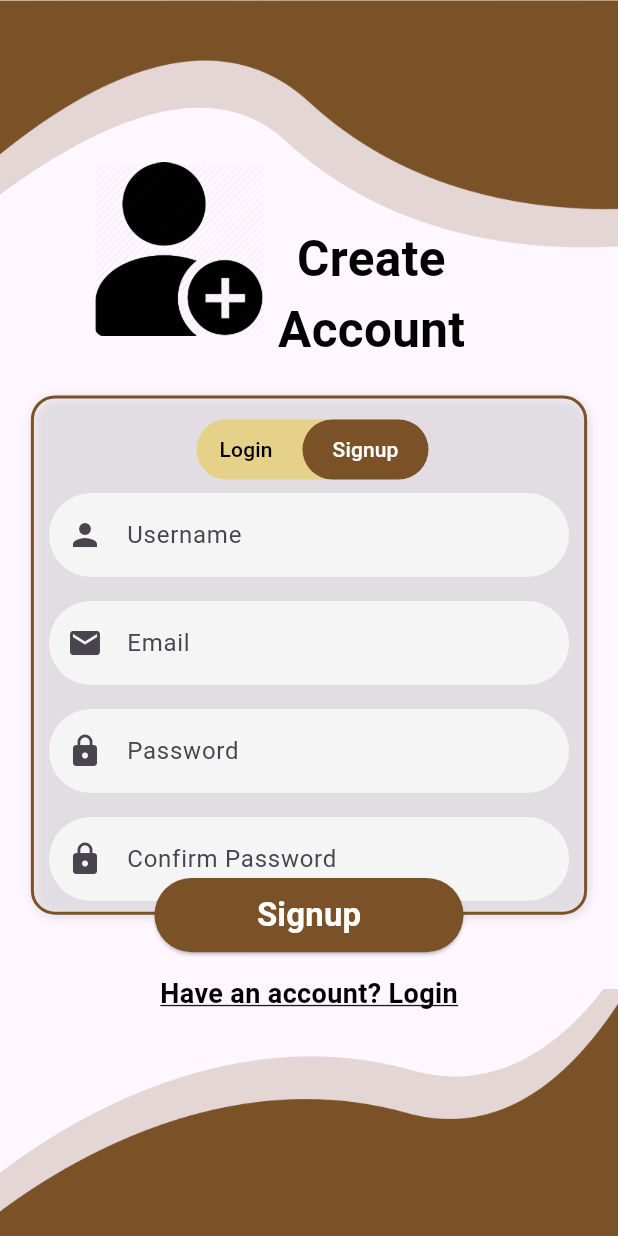
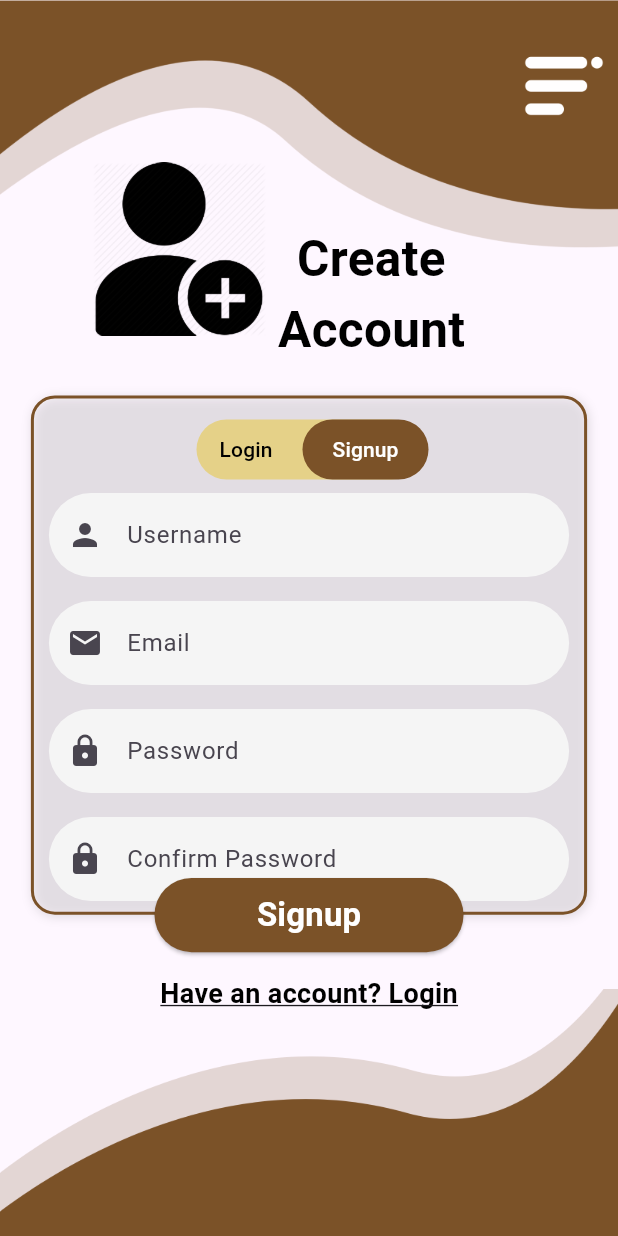
Before and after one commit to jasim-786/FYP, a Flutter app: the SignUpScreen screen opened directly, on a phone screen of 412 x 824 dp. Run offline on Flutter 3.47's test engine with Material 3 defaults, Android fonts, the light colour scheme and no system bars; our stand-ins replace image_picker, permission_handler.

Commit message:
About us screen added

```diff
--- a/lib/SignUpScreen.dart
+++ b/lib/SignUpScreen.dart
@@ -1,7 +1,10 @@
-// ignore_for_file: prefer_const_constructors, prefer_const_literals_to_create_immutables, file_names
+// ignore_for_file: prefer_const_constructors, prefer_const_literals_to_create_immutables, file_names, prefer_final_fields, sort_child_properties_last
 
 import 'package:flutter/material.dart';
+import 'package:flutter_application_1/AboutUsScreen.dart';
+import 'package:flutter_application_1/HomeScreen.dart';
 import 'package:flutter_application_1/LoginScreen.dart';
+import 'package:flutter_application_1/Onboarding1.dart';
 
 class SignUpScreen extends StatefulWidget {
   const SignUpScreen({super.key});
@@ -12,6 +15,8 @@ class SignUpScreen extends StatefulWidget {
 
 class _SignUpScreenState extends State<SignUpScreen> {
   bool isLoginSelected = false; // Tracks whether Login is selected
+  GlobalKey<ScaffoldState> _scaffoldKey =
+      GlobalKey<ScaffoldState>(); // Key for scaffold
 
   @override
   Widget build(BuildContext context) {
@@ -19,6 +24,93 @@ class _SignUpScreenState extends State<SignUpScreen> {
     double screenWidth = MediaQuery.of(context).size.width;
 
     return Scaffold(
+      key: _scaffoldKey,
+      drawer: Drawer(
+        child: Container(
+          color: Color(0xFFE5D188), // Light yellow background
+          child: Stack(
+            children: [
+              Column(
+                children: [
+                  // Top Section with Background Image
+                  Container(
+                    height: screenHeight * 0.25,
+                    width: double.infinity,
+                    decoration: BoxDecoration(
+                      image: DecorationImage(
+                        image: AssetImage("assets/images/Sidebar_Top.png"),
+                        fit: BoxFit.cover,
+                      ),
+                    ),
+                  ),
+
+                  SizedBox(height: 20), // Spacing
+
+                  // Sidebar Buttons
+                  buildSidebarButton(
+                    customIconPath: "assets/icons/Home_icon.png",
+                    text: "Home",
+                    onTap: () {
+                      Navigator.push(
+                        context,
+                        MaterialPageRoute(builder: (context) => HomeScreen()),
+                      );
+                    },
+                  ),
+                  buildSidebarButton(
+                    customIconPath: "assets/icons/profile_icon.png",
+                    text: "Profile",
+                    onTap: () {
+                      // Handle Profile Navigation
+                    },
+                  ),
+                  buildSidebarButton(
+                    customIconPath: "assets/icons/help_icon.png",
+                    text: "Help",
+                    onTap: () {
+                      Navigator.push(
+                        context,
+                        MaterialPageRoute(builder: (context) => Onboarding1()),
+                      );
+                    },
+                  ),
+                  buildSidebarButton(
+                    customIconPath: "assets/icons/feedback_icon.png",
+                    text: "Feedback",
+                    onTap: () {
+                      // Handle Profile Navigation
+                    },
+                  ),
+                  buildSidebarButton(
+                    customIconPath: "assets/icons/info_icon.png",
+                    text: "About Us",
+                    onTap: () {
+                      Navigator.push(
+                        context,
+                        MaterialPageRoute(
+                            builder: (context) => AboutUsScreen()),
+                      );
+                    },
+                  ),
+                ],
+              ),
+              // Logo Positioned Below Top Section
+              Positioned(
+                top: screenHeight * 0.1, // Adjust for desired position
+                left: 0,
+                right: 140,
+                child: Center(
+                  child: Image.asset(
+                    "assets/images/logo.png",
+                    height: 140, // Adjust size as needed
+                    width: 140, // Adjust size as needed
+                  ),
+                ),
+              )
+            ],
+          ),
+        ),
+      ),
       body: Stack(
         children: [
           // Top decoration
@@ -43,6 +135,21 @@ class _SignUpScreenState extends State<SignUpScreen> {
               fit: BoxFit.cover,
               height: screenHeight * 0.2,
               width: screenWidth,
+            ),
+          ),
+          // Sidebar Icon at Top Right
+          Positioned(
+            top: 25, // Adjust for desired position
+            right: 5, // Adjust for desired position
+            child: GestureDetector(
+              onTap: () {
+                _scaffoldKey.currentState?.openDrawer();
+              },
+              child: Image.asset(
+                "assets/icons/menu.png", // Path to your custom image
+                height: 62, // Adjust size as needed
+                width: 62, // Adjust size as needed
+              ),
             ),
           ),
           // Main content
@@ -291,3 +398,64 @@ class _SignUpScreenState extends State<SignUpScreen> {
     );
   }
 }
+
+/// Custom Sidebar Button
+Widget buildSidebarButton({
+  IconData? icon,
+  String? customIconPath,
+  required String text,
+  required VoidCallback onTap,
+}) {
+  return Padding(
+    padding:
+        EdgeInsets.symmetric(vertical: 8, horizontal: 20), // Button Spacing
+    child: GestureDetector(
+      onTap: onTap,
+      child: Transform.translate(
+        offset: Offset(-10, 0), // Move button slightly left
+        child: Container(
+          width: 250,
+          decoration: BoxDecoration(
+            color: Color(0xFF7B5228), // Brown background for button
+            borderRadius: BorderRadius.circular(30), // Rounded button shape
+          ),
+          padding: EdgeInsets.symmetric(vertical: 12, horizontal: 20),
+          child: Row(
+            children: [
+              // Circular icon background
+              Transform.translate(
+                offset: Offset(-8, 0), // Moves the icon slightly left
+                child: Container(
+                  decoration: BoxDecoration(
+                    color: Color(0xFFE5D188), // Light background for icon
+                    shape: BoxShape.circle,
+                  ),
+                  padding:
+                      EdgeInsets.all(10), // Adjust for proper icon placement
+                  child: customIconPath != null
+                      ? Image.asset(
+                          customIconPath,
+                          height: 26,
+                          width: 26,
+                        )
+                      : Icon(icon, color: Colors.black, size: 24),
+                ),
+              ),
+              SizedBox(width: 10), // Space between icon and text
+
+              // Profile text
+              Text(
+                text,
+                style: TextStyle(
+                  color: Colors.white,
+                  fontSize: 20,
+                  fontWeight: FontWeight.w500,
+                ),
+              ),
+            ],
+          ),
+        ),
+      ),
+    ),
+  );
+}
```
